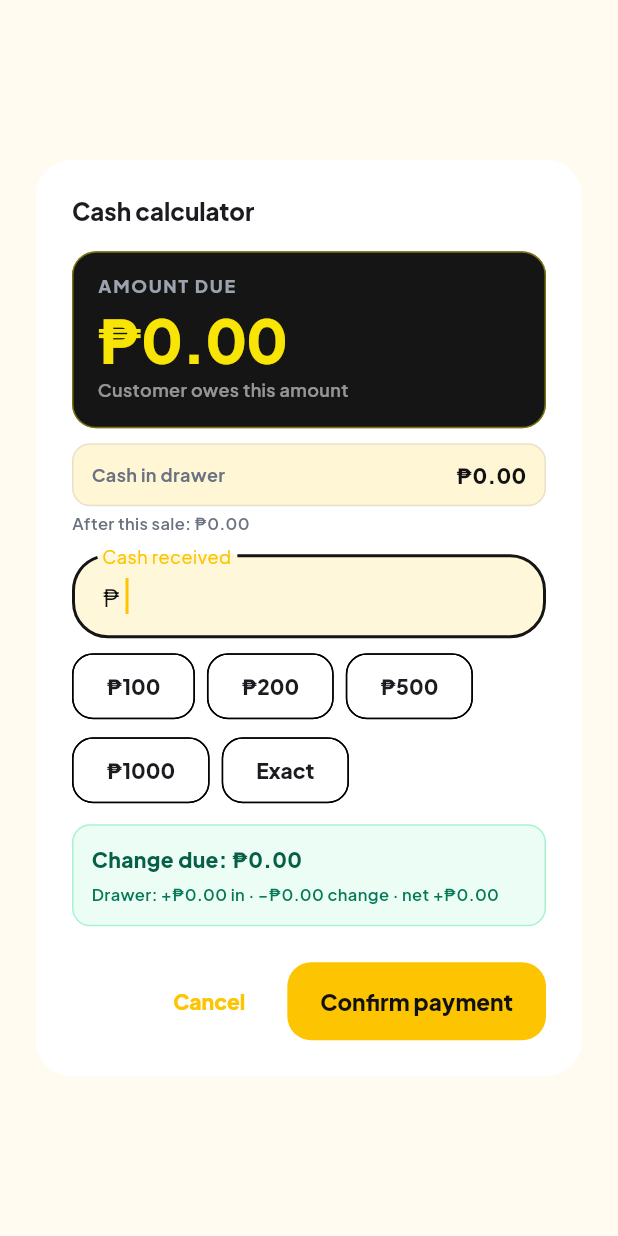
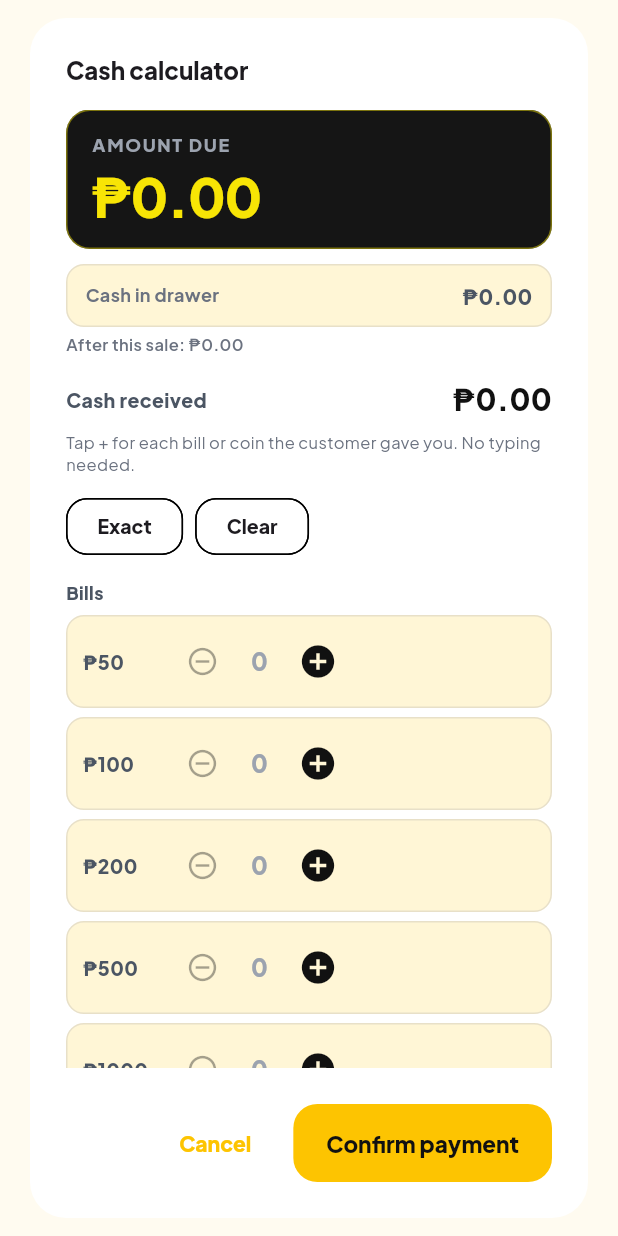
Before and after one commit to CasinWorks/CasinPOS, a Flutter app: the _CashCalculatorDialog widget shown alone on an empty page, opened directly with empty values, on a phone screen of 412 x 824 dp. Run offline on Flutter 3.47's test engine with Material 3 defaults, Android fonts, the phone set to English and light mode, and no system bars; our stand-ins replace connectivity_plus, fl_chart, flutter_riverpod, go_router, google_fonts, image_picker and 5 more; missing offline and left inert: mobile_scanner; accounts and stored records are empty.

Commit message:
Replace cash calculator typing-first UX with bill and coin counters.
Avoid autofocus keyboard on open; cashiers tap denomination counts (and Exact) with typed amount only as a fallback.

Co-authored-by: Cursor <cursoragent@cursor.com>

```diff
--- a/app/lib/features/cart_checkout/cash_calculator_modal.dart
+++ b/app/lib/features/cart_checkout/cash_calculator_modal.dart
@@ -1,4 +1,5 @@
 import 'package:flutter/material.dart';
+import 'package:flutter/services.dart';
 
 import '../../../core/errors/app_errors.dart';
 import '../../../core/input/numeric_formatters.dart';
@@ -9,6 +10,10 @@ class CashCalcResult {
   final double received;
   final double change;
 }
+
+/// Common Philippine cash denominations (notes + coins).
+const _billDenoms = <double>[50, 100, 200, 500, 1000];
+const _coinDenoms = <double>[1, 5, 10, 20];
 
 Future<CashCalcResult?> showCashCalculatorModal(
   BuildContext context, {
@@ -37,38 +42,162 @@ class _CashCalculatorDialog extends StatefulWidget {
 }
 
 class _CashCalculatorDialogState extends State<_CashCalculatorDialog> {
-  final _ctrl = TextEditingController();
+  final _counts = <double, int>{
+    for (final d in [..._billDenoms, ..._coinDenoms]) d: 0,
+  };
+  final _manualCtrl = TextEditingController();
+  var _useManual = false;
 
   @override
   void dispose() {
-    _ctrl.dispose();
+    _manualCtrl.dispose();
     super.dispose();
+  }
+
+  double get _countedTotal {
+    var sum = 0.0;
+    for (final e in _counts.entries) {
+      sum += e.key * e.value;
+    }
+    return sum;
+  }
+
+  double get _received {
+    if (_useManual) {
+      return NumericInput.tryParseMoney(_manualCtrl.text) ?? 0;
+    }
+    return _countedTotal;
+  }
+
+  void _bump(double denom, int delta) {
+    HapticFeedback.selectionClick();
+    setState(() {
+      _useManual = false;
+      _manualCtrl.clear();
+      final next = (_counts[denom] ?? 0) + delta;
+      _counts[denom] = next < 0 ? 0 : next;
+    });
+  }
+
+  void _clearCounts() {
+    setState(() {
+      for (final d in _counts.keys.toList()) {
+        _counts[d] = 0;
+      }
+      _manualCtrl.clear();
+      _useManual = false;
+    });
+  }
+
+  void _setExact() {
+    setState(() {
+      _useManual = false;
+      _manualCtrl.clear();
+      for (final d in _counts.keys.toList()) {
+        _counts[d] = 0;
+      }
+      // Prefer fewest high bills, then fill remainder with coins.
+      var left = (widget.totalPayable * 100).round(); // centavos
+      for (final d in [..._billDenoms.reversed, ..._coinDenoms.reversed]) {
+        final unit = (d * 100).round();
+        if (unit <= 0) continue;
+        final n = left ~/ unit;
+        _counts[d] = n;
+        left -= n * unit;
+      }
+      // Leftover centavos (< ₱1): bump into manual if any.
+      if (left > 0) {
+        _useManual = true;
+        _manualCtrl.text = widget.totalPayable.toStringAsFixed(2);
+        for (final d in _counts.keys.toList()) {
+          _counts[d] = 0;
+        }
+      }
+    });
+  }
+
+  Widget _denomRow(double denom) {
+    final count = _counts[denom] ?? 0;
+    final label = denom >= 1 && denom == denom.roundToDouble()
+        ? '₱${denom.toStringAsFixed(0)}'
+        : '₱${denom.toStringAsFixed(2)}';
+    return Container(
+      padding: const EdgeInsets.symmetric(horizontal: 10, vertical: 6),
+      decoration: BoxDecoration(
+        color: count > 0 ? AppColors.accentSoft : AppColors.slate100,
+        borderRadius: BorderRadius.circular(12),
+        border: Border.all(
+          color: count > 0 ? AppColors.retail.withValues(alpha: 0.45) : AppColors.slate200,
+        ),
+      ),
+      child: Row(
+        children: [
+          SizedBox(
+            width: 56,
+            child: Text(
+              label,
+              style: const TextStyle(fontWeight: FontWeight.w900, fontSize: 13),
+            ),
+          ),
+          IconButton(
+            visualDensity: VisualDensity.compact,
+            onPressed: count > 0 ? () => _bump(denom, -1) : null,
+            icon: const Icon(Icons.remove_circle_outline, size: 22),
+          ),
+          SizedBox(
+            width: 28,
+            child: Text(
+              '$count',
+              textAlign: TextAlign.center,
+              style: TextStyle(
+                fontWeight: FontWeight.w900,
+                fontSize: 16,
+                color: count > 0 ? AppColors.ink : AppColors.slate400,
+              ),
+            ),
+          ),
+          IconButton(
+            visualDensity: VisualDensity.compact,
+            onPressed: () => _bump(denom, 1),
+            icon: const Icon(Icons.add_circle, size: 26, color: AppColors.retailDark),
+          ),
+          const Spacer(),
+          Text(
+            count > 0 ? '₱${(denom * count).toStringAsFixed(0)}' : '',
+            style: const TextStyle(
+              fontSize: 12,
+              fontWeight: FontWeight.w700,
+              color: AppColors.slate500,
+            ),
+          ),
+        ],
+      ),
+    );
   }
 
   @override
   Widget build(BuildContext context) {
     final media = MediaQuery.of(context);
-    // Leave room for dialog title, actions, and default inset padding when keyboard is up.
     final maxContentHeight = (media.size.height
             - media.viewInsets.bottom
             - media.padding.vertical
-            - 200)
-        .clamp(120.0, 520.0);
+            - 180)
+        .clamp(160.0, 640.0);
 
-    final received = double.tryParse(_ctrl.text) ?? 0;
+    final received = _received;
     final change = received - widget.totalPayable;
-    final enoughPayment = received >= widget.totalPayable;
+    final enoughPayment = received >= widget.totalPayable - 0.001;
     final canMakeChange = !enoughPayment || change <= widget.drawerBalance + 0.001;
     final enough = enoughPayment && canMakeChange;
     final drawerAfter = widget.drawerBalance + widget.totalPayable;
 
     return AlertDialog(
       shape: RoundedRectangleBorder(borderRadius: BorderRadius.circular(24)),
-      insetPadding: const EdgeInsets.symmetric(horizontal: 24, vertical: 16),
+      insetPadding: const EdgeInsets.symmetric(horizontal: 20, vertical: 12),
       title: const Text('Cash calculator', style: TextStyle(fontWeight: FontWeight.w800, fontSize: 16)),
       content: ConstrainedBox(
         constraints: BoxConstraints(
-          maxWidth: 360,
+          maxWidth: 400,
           maxHeight: maxContentHeight,
         ),
         child: SingleChildScrollView(
@@ -99,20 +228,11 @@ class _CashCalculatorDialogState extends State<_CashCalculatorDialog> {
                     Text(
                       '₱${widget.totalPayable.toStringAsFixed(2)}',
                       style: const TextStyle(
-                        fontSize: 40,
+                        fontSize: 36,
                         fontWeight: FontWeight.w900,
                         height: 1.05,
                         letterSpacing: -0.8,
                         color: AppColors.retail,
-                      ),
-                    ),
-                    const SizedBox(height: 4),
-                    Text(
-                      'Customer owes this amount',
-                      style: TextStyle(
-                        fontSize: 12,
-                        fontWeight: FontWeight.w600,
-                        color: Colors.white.withValues(alpha: 0.55),
                       ),
                     ),
                   ],
@@ -143,7 +263,6 @@ class _CashCalculatorDialogState extends State<_CashCalculatorDialog> {
                       style: const TextStyle(
                         fontSize: 14,
                         fontWeight: FontWeight.w900,
-                        color: AppColors.ink,
                       ),
                     ),
                   ],
@@ -158,42 +277,102 @@ class _CashCalculatorDialogState extends State<_CashCalculatorDialog> {
                   color: AppColors.slate500,
                 ),
               ),
-              const SizedBox(height: 12),
-              TextField(
-                controller: _ctrl,
-                keyboardType: NumericInput.moneyKeyboard,
-                inputFormatters: NumericInput.money(),
-                onChanged: (_) => setState(() {}),
-                decoration: const InputDecoration(
-                  labelText: 'Cash received',
-                  prefixText: '₱ ',
-                ),
-                autofocus: true,
+              const SizedBox(height: 14),
+              Row(
+                children: [
+                  const Expanded(
+                    child: Text(
+                      'Cash received',
+                      style: TextStyle(fontWeight: FontWeight.w900, fontSize: 13),
+                    ),
+                  ),
+                  Text(
+                    '₱${received.toStringAsFixed(2)}',
+                    style: const TextStyle(
+                      fontWeight: FontWeight.w900,
+                      fontSize: 20,
+                      color: AppColors.ink,
+                    ),
+                  ),
+                ],
               ),
-              const SizedBox(height: 8),
+              const SizedBox(height: 6),
+              const Text(
+                'Tap + for each bill or coin the customer gave you. No typing needed.',
+                style: TextStyle(fontSize: 11, color: AppColors.slate500, height: 1.35),
+              ),
+              const SizedBox(height: 10),
               Wrap(
                 spacing: 8,
                 runSpacing: 8,
                 children: [
-                  for (final q in [100.0, 200.0, 500.0, 1000.0])
-                    ActionChip(
-                      label: Text(
-                        '₱${q.toStringAsFixed(0)}',
-                        style: const TextStyle(fontSize: 14, fontWeight: FontWeight.w800),
-                      ),
-                      padding: const EdgeInsets.symmetric(horizontal: 12, vertical: 12),
-                      onPressed: () => setState(() => _ctrl.text = q.toStringAsFixed(0)),
-                    ),
                   ActionChip(
-                    label: const Text('Exact', style: TextStyle(fontSize: 14, fontWeight: FontWeight.w800)),
-                    padding: const EdgeInsets.symmetric(horizontal: 12, vertical: 12),
-                    onPressed: () => setState(
-                      () => _ctrl.text = widget.totalPayable.toStringAsFixed(2),
-                    ),
+                    label: const Text('Exact', style: TextStyle(fontWeight: FontWeight.w800)),
+                    onPressed: _setExact,
+                  ),
+                  ActionChip(
+                    label: const Text('Clear', style: TextStyle(fontWeight: FontWeight.w800)),
+                    onPressed: _clearCounts,
                   ),
                 ],
               ),
               const SizedBox(height: 12),
+              const Text('Bills', style: TextStyle(fontWeight: FontWeight.w800, fontSize: 12)),
+              const SizedBox(height: 6),
+              for (final d in _billDenoms) ...[
+                _denomRow(d),
+                const SizedBox(height: 6),
+              ],
+              const SizedBox(height: 4),
+              const Text('Coins', style: TextStyle(fontWeight: FontWeight.w800, fontSize: 12)),
+              const SizedBox(height: 6),
+              for (final d in _coinDenoms) ...[
+                _denomRow(d),
+                const SizedBox(height: 6),
+              ],
+              Theme(
+                data: Theme.of(context).copyWith(dividerColor: Colors.transparent),
+                child: ExpansionTile(
+                  tilePadding: EdgeInsets.zero,
+                  initiallyExpanded: false,
+                  onExpansionChanged: (open) {
+                    if (!open) {
+                      setState(() {
+                        _useManual = false;
+                        _manualCtrl.clear();
+                      });
+                      FocusScope.of(context).unfocus();
+                    }
+                  },
+                  title: const Text(
+                    'Type amount instead',
+                    style: TextStyle(fontSize: 12, fontWeight: FontWeight.w700),
+                  ),
+                  subtitle: const Text(
+                    'Opens keyboard — use only if needed',
+                    style: TextStyle(fontSize: 11, color: AppColors.slate500),
+                  ),
+                  children: [
+                    TextField(
+                      controller: _manualCtrl,
+                      autofocus: false,
+                      keyboardType: NumericInput.moneyKeyboard,
+                      inputFormatters: NumericInput.money(),
+                      onChanged: (_) => setState(() {
+                        _useManual = true;
+                        for (final d in _counts.keys.toList()) {
+                          _counts[d] = 0;
+                        }
+                      }),
+                      decoration: const InputDecoration(
+                        labelText: 'Cash received',
+                        prefixText: '₱ ',
+                      ),
+                    ),
+                  ],
+                ),
+              ),
+              const SizedBox(height: 8),
               Container(
                 padding: const EdgeInsets.all(12),
                 decoration: BoxDecoration(
@@ -216,7 +395,9 @@ class _CashCalculatorDialogState extends State<_CashCalculatorDialog> {
                   children: [
                     Text(
                       !enoughPayment
-                          ? 'Need ₱${(widget.totalPayable - received).toStringAsFixed(2)} more'
+                          ? (received <= 0
+                              ? 'Count the cash received above'
+                              : 'Need ₱${(widget.totalPayable - received).toStringAsFixed(2)} more')
                           : !canMakeChange
                               ? 'Not enough cash in drawer for change'
                               : 'Change due: ₱${change.toStringAsFixed(2)}',
@@ -270,9 +451,9 @@ class _CashCalculatorDialogState extends State<_CashCalculatorDialog> {
         FilledButton(
           onPressed: enough
               ? () {
-                  final parsed = NumericInput.tryParseMoney(_ctrl.text);
-                  if (parsed == null) {
-                    showAppMessage(context, 'Enter a valid cash amount', isError: true);
+                  final parsed = received;
+                  if (parsed <= 0) {
+                    showAppMessage(context, 'Count cash received first', isError: true);
                     return;
                   }
                   final ch = parsed - widget.totalPayable;
```
